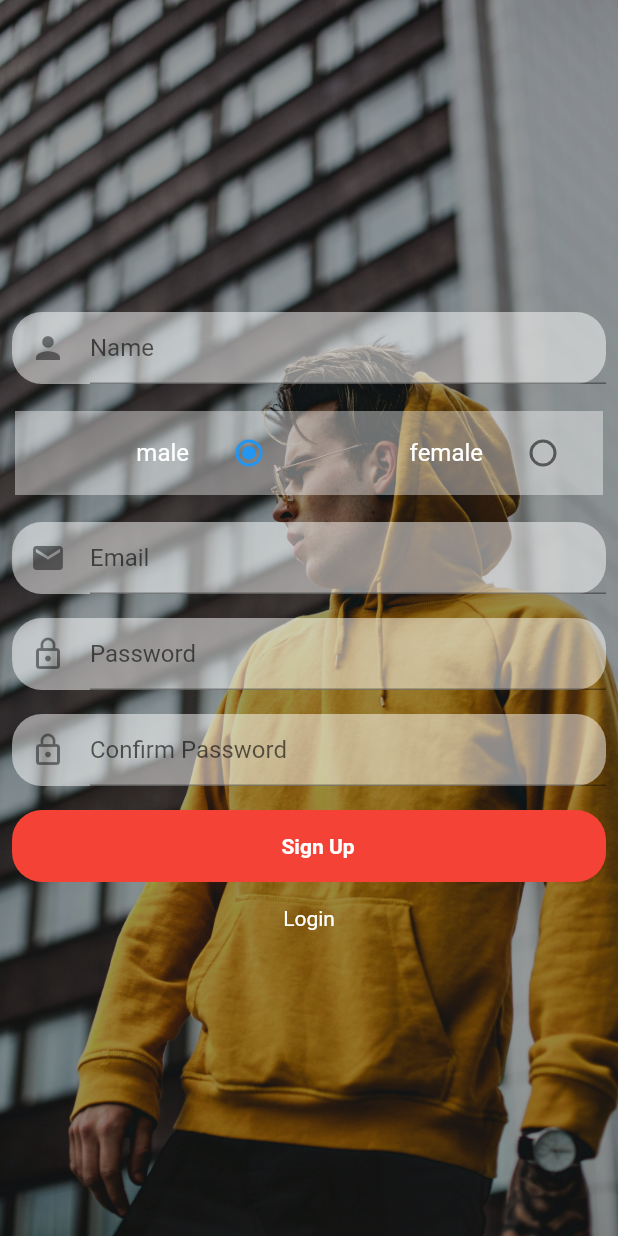
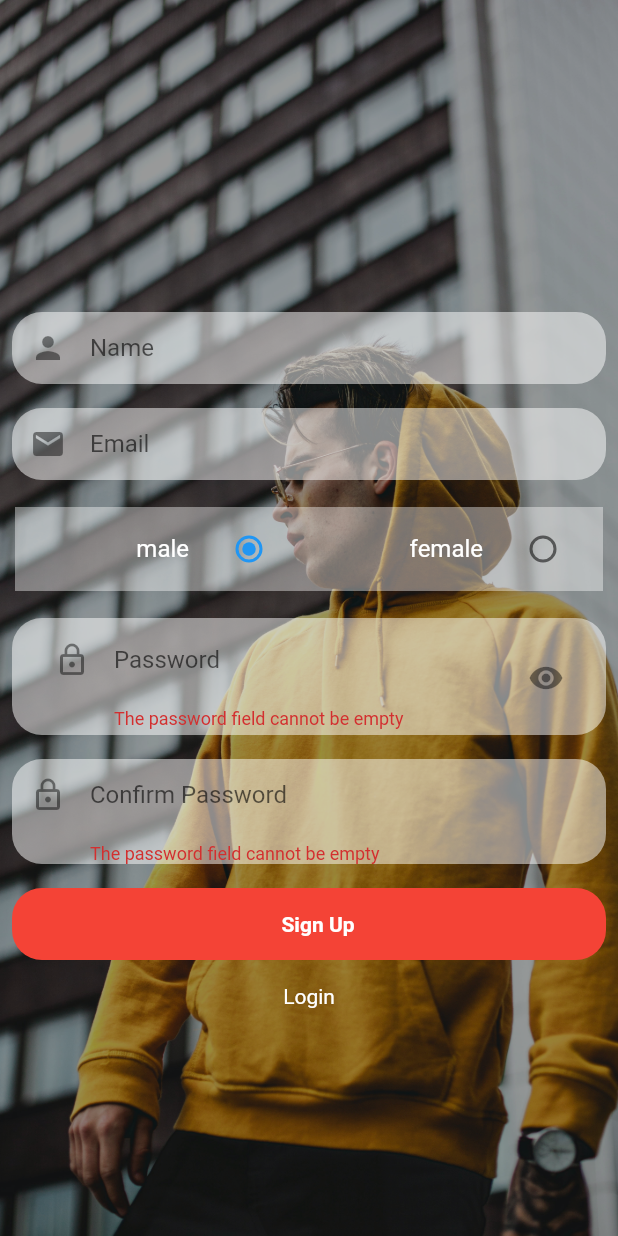
Before and after one commit to preshen-goobiah/FlutterShopApp, a Flutter app: the Signup screen opened directly, after a tap on "Sign Up", on a phone screen of 412 x 824 dp. Run offline on Flutter 3.47's test engine with Material 2 defaults, Android fonts, the phone set to English and light mode, and no system bars; our stand-ins replace carousel_pro, cloud_firestore, firebase_auth, firebase_database, fluttertoast, google_sign_in and 1 more; accounts and stored records are empty.

```diff
--- /dev/null
+++ b/lib/db/users.dart
@@ -0,0 +1,14 @@
+import 'package:firebase_database/firebase_database.dart';
+
+class UserServices{
+  FirebaseDatabase _database = FirebaseDatabase.instance;
+  String ref = "users";
+
+  createUser(Map value)
+  {
+    String id = value['userId'];
+    _database.reference().child("$ref/$id").push().set(
+      value
+    ).catchError((e) => {print(e.toString())});
+  }
+}
--- a/lib/pages/signup.dart
+++ b/lib/pages/signup.dart
@@ -5,7 +5,7 @@ import 'package:firebase_auth/firebase_auth.dart';
 import 'package:google_sign_in/google_sign_in.dart';
 import 'package:cloud_firestore/cloud_firestore.dart';
 import '../home.dart';
-
+import '../db/users.dart';
 
 
 class Signup extends StatefulWidget {
@@ -18,6 +18,8 @@ class Signup extends StatefulWidget {
 
 class _SignupState extends State<Signup> {
   final FirebaseAuth firebaseAuth = FirebaseAuth.instance;
+  UserServices _userServices = UserServices();
+
 
   final _formKey = GlobalKey<FormState>();
   TextEditingController _emailTextController = TextEditingController();
@@ -26,7 +28,7 @@ class _SignupState extends State<Signup> {
   TextEditingController _confirmPasswordController = TextEditingController();
   String gender;
   String groupValue = 'male';
-
+  bool hidePass = true;
   bool loading = false;
 
   @override
@@ -63,6 +65,8 @@ class _SignupState extends State<Signup> {
                             decoration: InputDecoration(
                               hintText: "Name",
                               icon: Icon(Icons.person),
+                              border: InputBorder.none,
+
                             ),
                             keyboardType: TextInputType.emailAddress,
                             controller: _nameTextController,
@@ -72,6 +76,37 @@ class _SignupState extends State<Signup> {
                       ),
                     ),
 
+                    Padding(
+                      padding: const EdgeInsets.all(8.0),
+                      child: Material(
+
+                        borderRadius: BorderRadius.circular(20),
+                        color: Colors.white.withOpacity(0.5),
+                        elevation: 0,
+
+                        child: Padding(
+                          padding: const EdgeInsets.only(left: 12),
+                          child: TextFormField(
+                            decoration: InputDecoration(
+                              hintText: "Email",
+                              icon: Icon(Icons.email),
+                              border: InputBorder.none,
+
+                            ),
+                            keyboardType: TextInputType.emailAddress,
+                            controller: _emailTextController,
+                            validator: (value){
+                              Pattern pattern = r'[A-Z0-9._%+-]+@[A-Z0-9.-]+\.[A-Z]{2,4}';
+                              RegExp regex = new RegExp(pattern);
+
+
+                                return null;
+
+                            },
+                          ),
+                        ),
+                      ),
+                    ),
                     Padding(
                       padding: const EdgeInsets.fromLTRB(10,10,10,10),
                       child: Container(
@@ -112,40 +147,7 @@ class _SignupState extends State<Signup> {
                         ),
                       ),
                     ),
-                    Padding(
-                      padding: const EdgeInsets.all(8.0),
-                      child: Material(
 
-                        borderRadius: BorderRadius.circular(20),
-                        color: Colors.white.withOpacity(0.5),
-                        elevation: 0,
-
-                        child: Padding(
-                          padding: const EdgeInsets.only(left: 12),
-                          child: TextFormField(
-                            decoration: InputDecoration(
-                              hintText: "Email",
-                              icon: Icon(Icons.email),
-                            ),
-                            keyboardType: TextInputType.emailAddress,
-                            controller: _emailTextController,
-                            validator: (value){
-                              Pattern pattern = r'[A-Z0-9._%+-]+@[A-Z0-9.-]+\.[A-Z]{2,4}';
-                              RegExp regex = new RegExp(pattern);
-
-                              if(!regex.hasMatch(value))
-                              {
-                                return 'Please make sure your email address is valid';
-                              }
-                              else
-                              {
-                                return null;
-                              }
-                            },
-                          ),
-                        ),
-                      ),
-                    ),
                     Padding(
                       padding: const EdgeInsets.all(8.0),
                       child: Material(
@@ -155,15 +157,16 @@ class _SignupState extends State<Signup> {
 
                         child: Padding(
                           padding: const EdgeInsets.only(left: 12),
-                          child: TextFormField(
+                          child: ListTile(
+                            title: TextFormField(
                               decoration: InputDecoration(
                                 hintText: "Password",
                                 icon: Icon(Icons.lock_outline),
-
+                                border: InputBorder.none,
 
                               ),
-                            keyboardType: TextInputType.emailAddress,
                               controller: _passwordTextController,
+                              obscureText: hidePass,
                               validator: (value){
 
                                 if(value.isEmpty)
@@ -174,8 +177,18 @@ class _SignupState extends State<Signup> {
                                 {
                                   return 'The password has to be at least 6 characters long';
                                 }
+
                               },
                             ),
+
+                            trailing: IconButton(icon: Icon(Icons.remove_red_eye, ), onPressed: (){
+                              setState((){
+                                hidePass = false;
+                              });
+
+                            },) ,
+                          ),
+
                         ),
                       ),
                     ),
@@ -192,12 +205,27 @@ class _SignupState extends State<Signup> {
                             decoration: InputDecoration(
                               hintText: "Confirm Password",
                               icon: Icon(Icons.lock_outline),
+                              border: InputBorder.none,
 
 
                             ),
-                            keyboardType: TextInputType.emailAddress,
                             controller: _confirmPasswordController,
+                            obscureText: true,
+                            validator: (value){
 
+                            if(value.isEmpty)
+                            {
+                            return 'The password field cannot be empty';
+                            }
+                            else if(value.length < 6)
+                            {
+                            return 'The password has to be at least 6 characters long';
+                            }
+                            else if(_passwordTextController.text != value)
+                            {
+                            return 'The passwords do not match';
+
+                            }}
 
                           ),
                         ),
@@ -213,7 +241,11 @@ class _SignupState extends State<Signup> {
 
                         child: Padding(
                             padding: const EdgeInsets.only(left: 12),
-                            child: MaterialButton(onPressed: (){},
+                            child: MaterialButton(onPressed: (){
+
+                                  validateForm();
+
+                            },
                               minWidth: MediaQuery.of(context).size.width,
                               child: Text("Sign Up", textAlign: TextAlign.center,
                                   style: TextStyle(color: Colors.white, fontWeight: FontWeight.bold)),)
@@ -262,10 +294,47 @@ class _SignupState extends State<Signup> {
       if(e == "male")
         {
           groupValue = e;
+          gender =e;
         }
       else if(e == "female"){
         groupValue = e;
+        gender =e;
+
       }
+
     });
   }
+
+  Future validateForm() async{
+    FormState formState = _formKey.currentState;
+
+    if(formState.validate())
+      {
+        formState.reset();
+        FirebaseUser user = await firebaseAuth.currentUser();
+
+        //if(user == null)
+          //{
+           firebaseAuth.createUserWithEmailAndPassword(email: _emailTextController.text,
+                password: _passwordTextController.text)
+                .then((user) =>
+                  {
+                    _userServices.createUser(
+
+                      {
+                        "username": _nameTextController.text,
+                        "email": _emailTextController.text,
+                        "userId": user.user.uid,
+                        "gender": gender,
+
                       }
+                    )
+                  }
+            ).catchError((e) => {print(e.toString())});
+           Navigator.pushReplacement(
+               context, MaterialPageRoute(builder: (context) => HomePage()));
+
+         // }
+      }
+  }
+}
--- a/pubspec.yaml
+++ b/pubspec.yaml
@@ -34,6 +34,8 @@ dependencies:
   google_sign_in: ^4.5.1
   shared_preferences: ^0.5.7+3
   fluttertoast: ^4.0.1
+  firebase_database: ^3.1.6
+
 
 
 
```
Also changed, not shown: pubspec.lock. Lines whose indentation alone changed are shown as unchanged.
